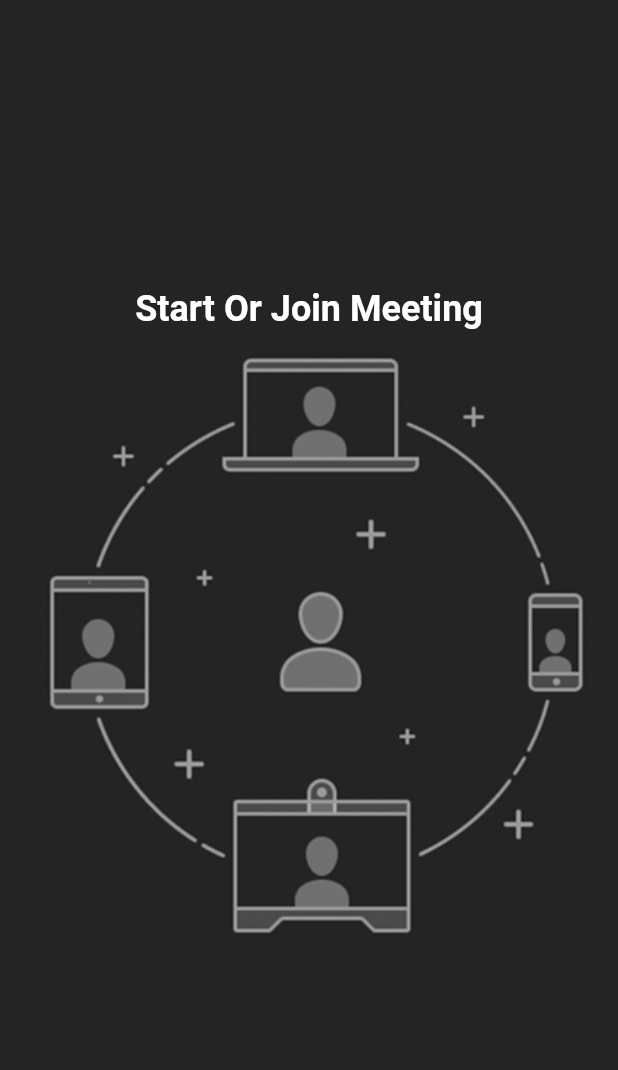
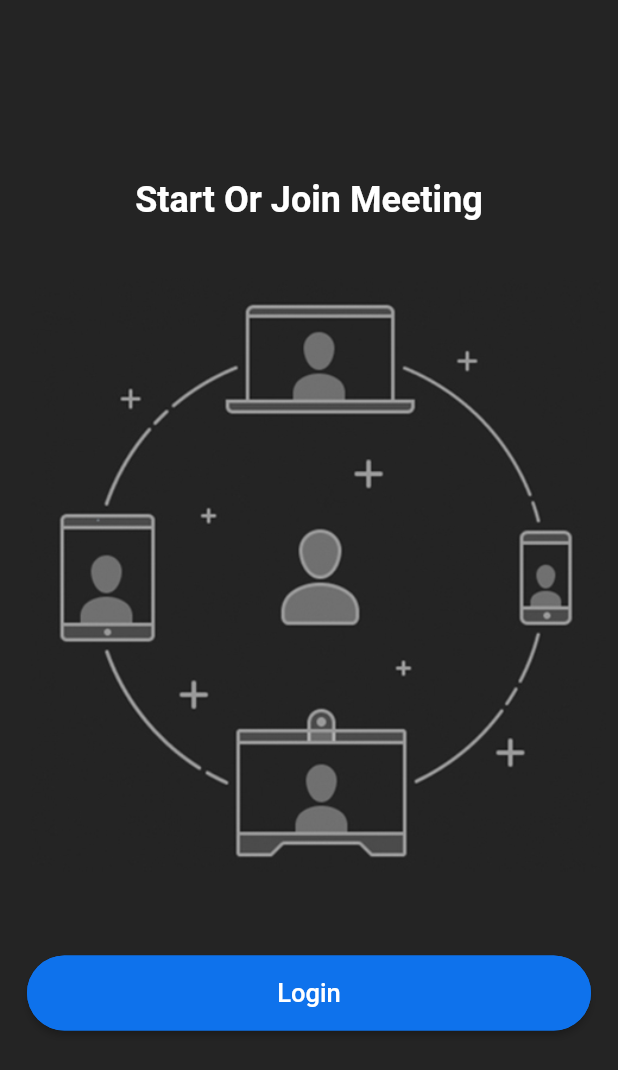
Before and after one commit to ayush-921/zoom_clone, a Flutter app: the screen it shows after launch, on a phone screen of 412 x 824 dp. Shown: the top 1070 px of the screen. Run offline on Flutter 3.47's test engine with Material 2 defaults, Android fonts, the phone set to English and light mode, and no system bars.

Commit message:
added CustoButton widget in LoginScreen

```diff
--- a/lib/screens/login_screen.dart
+++ b/lib/screens/login_screen.dart
@@ -1,4 +1,5 @@
 import 'package:flutter/material.dart';
+import 'package:zoom_clone/widgets/custom_button.dart';
 
 class LoginScreen extends StatefulWidget {
   const LoginScreen({Key? key}) : super(key: key);
@@ -13,13 +14,22 @@ class _LoginScreenState extends State<LoginScreen> {
     return Scaffold(
       body: Column(
         mainAxisAlignment: MainAxisAlignment.center,
-
-        children:  <Widget>[
-         const Text(
+        children: <Widget>[
+          const Text(
             "Start Or Join Meeting",
             style: TextStyle(fontSize: 24, fontWeight: FontWeight.bold),
           ),
-          Image.asset('assets/images/onboarding.jpg'),
+          Padding(
+            padding: const EdgeInsets.symmetric(
+              vertical: 38.0,
+              horizontal: 8.0,
+            ),
+            child: Image.asset('assets/images/onboarding.jpg'),
+          ),
+          CustomButton(
+            text: 'Login',
+            onPressed: () {},
+          ),
         ],
       ),
     );
```
